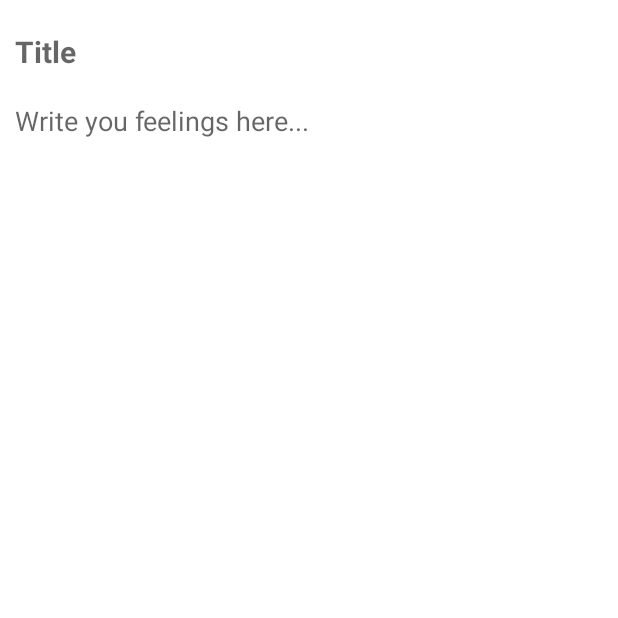
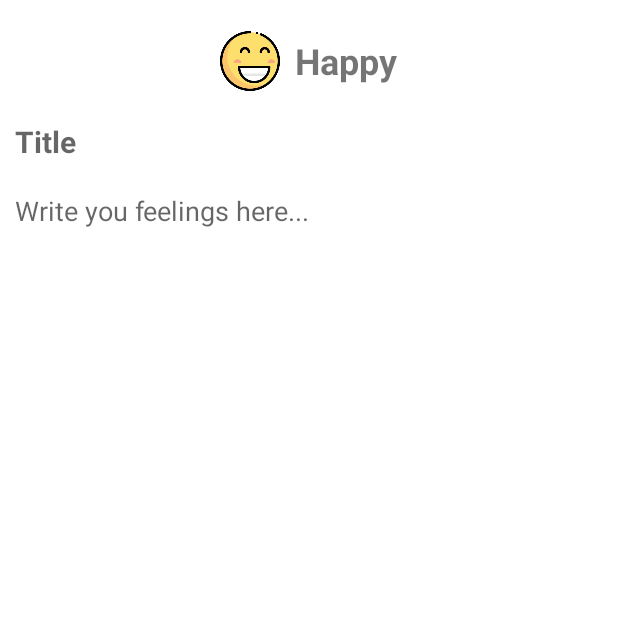
Before and after one commit to cyunyii/Mood-Diary, an Android app: the fragment RecordingFragment shown on its own in the app's theme, on a phone screen of 412 x 824 dp, the top half of it. Run offline under Robolectric (Android 15) with nearby library versions, the phone set to English and light mode, and no system bars.

Commit message:
modify recording page

```diff
--- a/app/src/main/java/com/IN6222/myapplication/MainActivity.java
+++ b/app/src/main/java/com/IN6222/myapplication/MainActivity.java
@@ -41,6 +41,8 @@ public class MainActivity extends AppCompatActivity {
                 String userPassword=password.getText().toString();
 
                 signInFirebase(userMail,userPassword);
+                Intent intent=new Intent(MainActivity.this,MainPage.class);
+                startActivity(intent);
             }
         });
 
--- a/app/src/main/res/layout/activity_main_page.xml
+++ b/app/src/main/res/layout/activity_main_page.xml
@@ -27,6 +27,7 @@
             android:layout_width="60dp"
             android:layout_height="match_parent"
             android:layout_alignParentRight="true"
+            android:onClick="onClick"
             android:padding="10dp"
             android:src="@mipmap/search"></ImageView>
     </RelativeLayout>
@@ -42,13 +43,10 @@
         android:padding="10dp"
         android:scrollbars="none"></ListView>
 
-    <!--    <ImageButton-->
-    <!--        android:layout_width="50dp"-->
-    <!--        android:layout_height="50dp"-->
-    <!--        android:src=""-->
 
     <com.google.android.material.floatingactionbutton.FloatingActionButton
         android:id="@+id/fab"
+        android:onClick="onClick"
         android:layout_width="wrap_content"
         android:layout_height="wrap_content"
         android:layout_gravity="end|bottom"
--- a/app/src/main/res/layout/fragment_recording.xml
+++ b/app/src/main/res/layout/fragment_recording.xml
@@ -17,6 +17,33 @@
         android:paddingTop="5dp"
         android:paddingBottom="5dp"></GridView>
 
+    <RelativeLayout
+        android:id="@+id/frag_record_tagChoosen"
+        android:layout_width="match_parent"
+        android:layout_height="wrap_content"
+        android:background="@color/white"
+        android:layout_below="@+id/mood_icon"
+        android:gravity="center"
+        android:padding="10dp">
+
+        <ImageView
+            android:id="@+id/frag_record_img"
+            android:layout_width="40dp"
+            android:layout_height="40dp"
+            android:src="@mipmap/happy" />
+
+        <TextView
+            android:id="@+id/frag_record_tv_type"
+            android:layout_width="wrap_content"
+            android:layout_height="wrap_content"
+            android:layout_centerVertical="true"
+            android:layout_marginLeft="10dp"
+            android:layout_toRightOf="@id/frag_record_img"
+            android:text="Happy"
+            android:textSize="24sp"
+            android:textStyle="bold" />
+    </RelativeLayout>
+
     <EditText
         android:id="@+id/record_Title"
         android:layout_width="match_parent"
@@ -27,16 +54,16 @@
         android:textColor="@color/black"
         android:textStyle="bold"
         android:padding="10dp"
-        android:layout_below="@+id/mood_icon"></EditText>
+        android:layout_below="@+id/frag_record_tagChoosen"></EditText>
 
     <EditText
         android:layout_width="match_parent"
         android:layout_height="match_parent"
         android:layout_below="@+id/record_Title"
+        android:background="@color/white"
+        android:gravity="top"
         android:hint="@string/record_content"
-        android:gravity="top"
-        android:padding="10dp"
-        android:background="@color/white" />
+        android:padding="10dp" />
 
 
 </RelativeLayout>
--- a/app/src/main/res/values/colors.xml
+++ b/app/src/main/res/values/colors.xml
@@ -8,5 +8,5 @@
     <color name="black">#FF000000</color>
     <color name="white">#FFFFFFFF</color>
     <color name="grey_f3f3f3">#f3f3f3</color>
-    <color name="green">#92BC92</color>
+    <color name="green">#C0DCC0</color>
 </resources>
--- a/app/src/main/res/values/themes.xml
+++ b/app/src/main/res/values/themes.xml
@@ -2,8 +2,8 @@
     <!-- Base application theme. -->
     <style name="Theme.MoodDiary" parent="Theme.MaterialComponents.DayNight.NoActionBar.Bridge">
         <!-- Primary brand color. -->
-        <item name="colorPrimary">@color/purple_500</item>
-        <item name="colorPrimaryVariant">@color/purple_700</item>
+        <item name="colorPrimary">@color/green</item>
+        <item name="colorPrimaryVariant">@color/green</item>
         <item name="colorOnPrimary">@color/white</item>
         <!-- Secondary brand color. -->
         <item name="colorSecondary">@color/teal_200</item>
```
Also changed, not shown: app/src/main/java/com/IN6222/myapplication/MainPage.java (+15 -0 lines), app/src/main/java/com/IN6222/myapplication/RecordActivity.java (+9 -0 lines), app/src/main/res/layout/activity_record.xml (+80 -0 lines).
